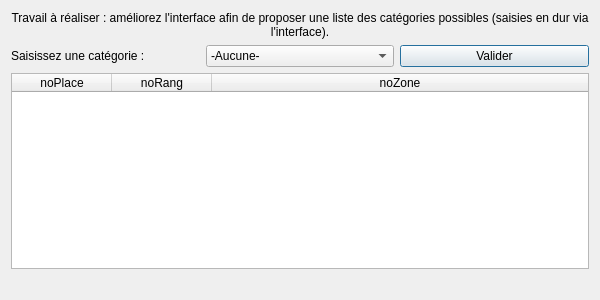
First picture: the form in gui/fct_comp_1.ui, repository Yalkann/ProjetCEBD, before the edit.
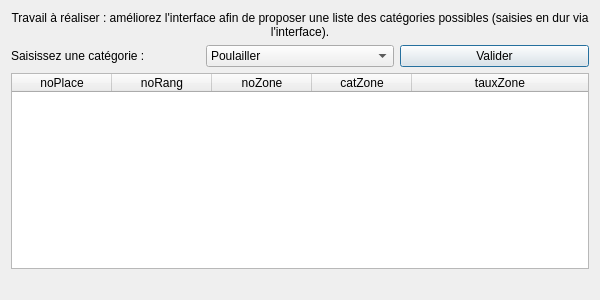
Second picture: the form after the edit.

Diff of the .ui file:
```diff
--- a/gui/fct_comp_1.ui
+++ b/gui/fct_comp_1.ui
@@ -43,7 +43,7 @@
       <widget class="QComboBox" name="lineEdit_fct_comp_1">
        <item>
         <property name="text">
-         <string>-Aucune-</string>
+         <string>Poulailler</string>
         </property>
        </item>
        <item>
@@ -98,6 +98,16 @@
        <string>noZone</string>
       </property>
      </column>
+     <column>
+      <property name="text">
+       <string>catZone</string>
+      </property>
+     </column>
+     <column>
+      <property name="text">
+       <string>tauxZone</string>
+      </property>
+     </column>
     </widget>
    </item>
    <item>
```
Left out of the diff: 13 changed lines with no effect on the pictures.
